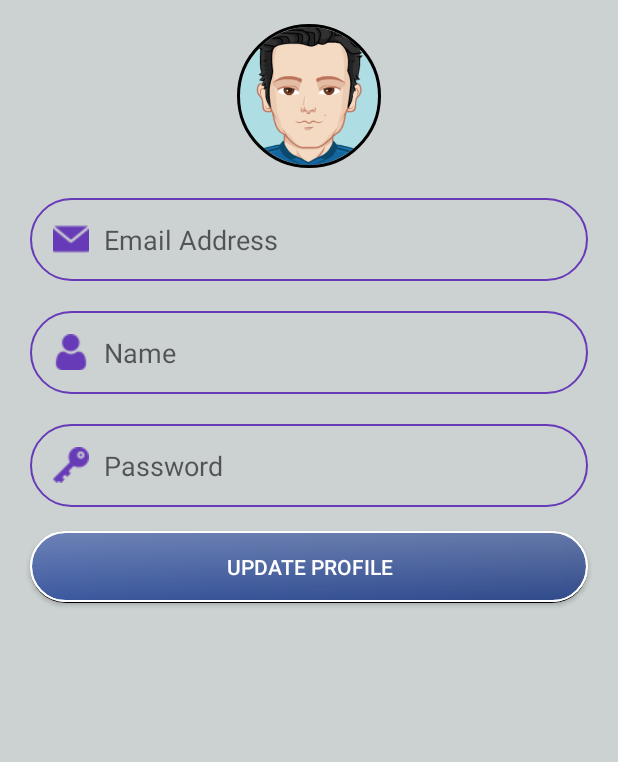
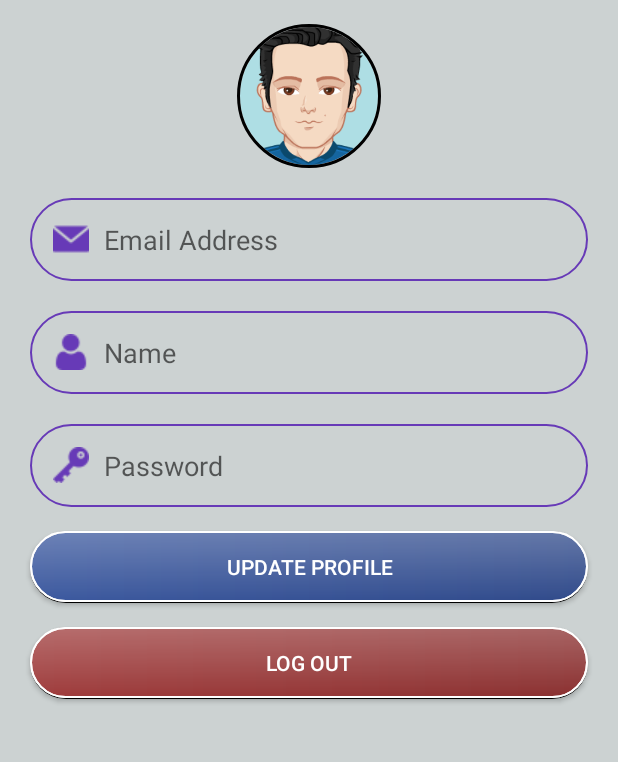
Before and after one commit to wnosphan/QuizzGameAndroid, an Android app: the fragment ProfileFragment placed in its activity, on a phone screen of 412 x 824 dp, the part 129-891 px from its top. Run offline under Robolectric (Android 15) with nearby library versions, the phone set to English and light mode, and no system bars; our stand-ins replace CircleImageView, Firebase (no records; nobody signed in at launch, a user with empty details on screens opened directly); libraries missing offline, so code that uses them is left out: me.ibrahimsn.lib; plain views replace SmoothBottomBar; 1 statement that could not run was skipped.

Commit message:
profile update

```diff
--- a/app/src/main/java/com/prm392/quizgame/fragment/ProfileFragment.java
+++ b/app/src/main/java/com/prm392/quizgame/fragment/ProfileFragment.java
@@ -1,5 +1,6 @@
 package com.prm392.quizgame.fragment;
 
+import android.content.Intent;
 import android.os.Bundle;
 
 import androidx.fragment.app.Fragment;
@@ -7,24 +8,125 @@ import androidx.fragment.app.Fragment;
 import android.view.LayoutInflater;
 import android.view.View;
 import android.view.ViewGroup;
+import android.widget.Toast;
 
+import com.google.firebase.auth.FirebaseAuth;
+import com.google.firebase.firestore.DocumentSnapshot;
+import com.google.firebase.firestore.FirebaseFirestore;
+import com.prm392.quizgame.LoginActivity;
+import com.prm392.quizgame.databinding.FragmentProfileBinding;
 import com.prm392.quizgame.R;
+import com.prm392.quizgame.model.User;
+
+import java.util.HashMap;
+import java.util.Map;
 
 public class ProfileFragment extends Fragment {
+
+    private FragmentProfileBinding binding;
+    private FirebaseAuth auth;
+    private FirebaseFirestore database;
+
     public ProfileFragment() {
         // Required empty public constructor
     }
 
     @Override
     public void onCreate(Bundle savedInstanceState) {
+
         super.onCreate(savedInstanceState);
-
+        auth = FirebaseAuth.getInstance();
+        database = FirebaseFirestore.getInstance();
     }
 
     @Override
     public View onCreateView(LayoutInflater inflater, ViewGroup container,
                              Bundle savedInstanceState) {
+
+        //init view
+        binding = FragmentProfileBinding.inflate(inflater, container, false);
+
         // Inflate the layout for this fragment
-        return inflater.inflate(R.layout.fragment_profile, container, false);
+        return binding.getRoot();
+    }
+
+    @Override
+    public void onViewCreated(View view, Bundle savedInstanceState) {
+        super.onViewCreated(view, savedInstanceState);
+
+        //load profile
+        loadUserProfile();
+
+
+        binding.logoutBtn.setOnClickListener(new View.OnClickListener() {
+            @Override
+            public void onClick(View v) {
+                auth.signOut();
+                startActivity(new Intent(getActivity(), LoginActivity.class));
+                getActivity().finish();
+            }
+        });
+
+        binding.updateProfileBtn.setOnClickListener(new View.OnClickListener() {
+            @Override
+            public void onClick(View v) {
+                updateUserProfile();
+            }
+        });
+    }
+
+    private void updateUserProfile() {
+        String uid = auth.getCurrentUser().getUid();
+
+        // Get updated values from the EditText fields
+        String updatedEmail = binding.emailProfileBox.getText().toString().trim();
+        String updatedName = binding.nameProfileBox.getText().toString().trim();
+        String updatedPassword = binding.passwordProfileBox.getText().toString().trim();
+
+        // Validate the inputs
+        if (updatedEmail.isEmpty() || updatedName.isEmpty() || updatedPassword.isEmpty()) {
+            Toast.makeText(getActivity(), "Please fill all the fields", Toast.LENGTH_SHORT).show();
+            return;
+        }
+
+        // Create a map with the fields to update
+        Map<String, Object> updates = new HashMap<>();
+        updates.put("email", updatedEmail);
+        updates.put("name", updatedName);
+        updates.put("password", updatedPassword);  // Be careful about handling password storage!
+
+        // Update the user document in Firestore
+        database.collection("users").document(uid).update(updates)
+                .addOnSuccessListener(aVoid -> {
+                    Toast.makeText(getActivity(), "Profile updated successfully", Toast.LENGTH_SHORT).show();
+                })
+                .addOnFailureListener(e -> {
+                    Toast.makeText(getActivity(), "Failed to update profile", Toast.LENGTH_SHORT).show();
+                });
+    }
+
+
+    private void loadUserProfile() {
+        String uid = auth.getCurrentUser().getUid();
+
+        database.collection("users").document(uid).get().addOnCompleteListener(task -> {
+            if (task.isSuccessful()) {
+                DocumentSnapshot document = task.getResult();
+                if (document.exists()) {
+                    User user = document.toObject(User.class); // Convert document to User object
+                    if (user != null) {
+                        // Bind user data to the views
+                        binding.emailProfileBox.setText(user.getEmail());
+                        binding.nameProfileBox.setText(user.getName());
+                        binding.passwordProfileBox.setText(user.getPassword()); // Be cautious with password display
+                        // You can also load and set the profile image here (if necessary)
+                    }
+                } else {
+                    Toast.makeText(getActivity(), "User data not found", Toast.LENGTH_SHORT).show();
+                }
+            } else {
+                Toast.makeText(getActivity(), "Failed to fetch user data", Toast.LENGTH_SHORT).show();
+            }
+        });
     }
 }
--- a/app/src/main/java/com/prm392/quizgame/model/User.java
+++ b/app/src/main/java/com/prm392/quizgame/model/User.java
@@ -16,6 +16,12 @@ public class User {
         this.email = email;
         this.password = password;
         this.referCode = referCode;
+    }
+
+    public User(String name, String email, String password) {
+        this.name = name;
+        this.email = email;
+        this.password = password;
     }
 
     public String getName() {
--- /dev/null
+++ b/app/src/main/res/drawable/button_logout.xml
@@ -0,0 +1,26 @@
+<?xml version="1.0" encoding="utf-8"?>
+<layer-list xmlns:android="http://schemas.android.com/apk/res/android">
+    <item >
+        <shape
+            android:shape="rectangle">
+            <solid android:color="@color/black" />
+            <corners android:radius="50dp"/>
+        </shape>
+    </item>
+    <item  android:bottom="1dp">
+        <shape xmlns:android="http://schemas.android.com/apk/res/android">
+            <gradient android:startColor="#9F3C3C"
+                android:endColor="#8A3030"/>
+            <stroke android:width="1dp" android:color="@color/white"/>
+            <corners android:radius="50dp"></corners>
+        </shape>
+    </item>
+    <item  android:bottom="1dp" >
+        <shape xmlns:android="http://schemas.android.com/apk/res/android">
+            <gradient android:startColor="#40FFFFFF"
+                android:endColor="#00FFFFFF" android:angle="270"/>
+            <stroke android:width="1dp" android:color="@color/white"/>
+            <corners android:radius="50dp"></corners>
+        </shape>
+    </item>
+</layer-list>
--- a/app/src/main/res/layout/fragment_profile.xml
+++ b/app/src/main/res/layout/fragment_profile.xml
@@ -59,7 +59,7 @@
         app:layout_constraintTop_toBottomOf="@+id/emailProfileBox" />
 
     <EditText
-        android:id="@+id/PasswordProfileBox"
+        android:id="@+id/passwordProfileBox"
         android:layout_width="0dp"
         android:layout_height="wrap_content"
         android:layout_marginLeft="20dp"
@@ -86,7 +86,21 @@
         android:fontFamily="sans-serif-medium"
         android:text="@string/update_profile"
         android:textColor="@color/white"
-        app:layout_constraintEnd_toEndOf="@+id/PasswordProfileBox"
-        app:layout_constraintStart_toStartOf="@+id/PasswordProfileBox"
-        app:layout_constraintTop_toBottomOf="@+id/PasswordProfileBox" />
+        app:layout_constraintEnd_toEndOf="@+id/passwordProfileBox"
+        app:layout_constraintStart_toStartOf="@+id/passwordProfileBox"
+        app:layout_constraintTop_toBottomOf="@+id/passwordProfileBox" />
+
+    <Button
+        android:id="@+id/logoutBtn"
+        android:layout_width="0dp"
+        android:layout_height="wrap_content"
+        android:layout_marginTop="16dp"
+        android:background="@drawable/button_logout"
+        android:fontFamily="sans-serif-medium"
+        android:text="@string/logout"
+        android:textColor="@color/white"
+        app:layout_constraintEnd_toEndOf="@+id/updateProfileBtn"
+        app:layout_constraintStart_toStartOf="@+id/updateProfileBtn"
+        app:layout_constraintTop_toBottomOf="@+id/updateProfileBtn" />
+
 </androidx.constraintlayout.widget.ConstraintLayout>
--- a/app/src/main/res/values/strings.xml
+++ b/app/src/main/res/values/strings.xml
@@ -5,6 +5,7 @@
     <string name="menu_wallet">Wallet</string>
     <string name="menu_profile">Profile</string>
     <string name="update_profile">Update Profile</string>
+    <string name="logout">Log Out</string>
     <!-- TODO: Remove or change this placeholder text -->
     <string name="hello_blank_fragment">Hello blank fragment</string>
 </resources>
```
Also changed, not shown: app/src/main/java/com/prm392/quizgame/SignupActivity.java (+9 -1 lines).
